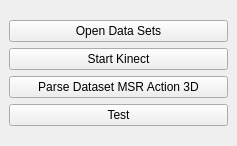
First picture: the form in KinectProject/mainwindow.ui, repository d3ce1t/PrivacyProject, before the edit.
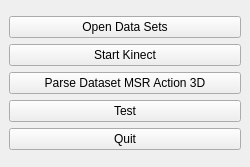
Second picture: the form after the edit. Icons and pictures are not drawn.

Commit message: Add Quit button to MainWindow

```diff
--- a/KinectProject/mainwindow.ui
+++ b/KinectProject/mainwindow.ui
@@ -6,8 +6,8 @@
    <rect>
     <x>0</x>
     <y>0</y>
-    <width>237</width>
-    <height>146</height>
+    <width>250</width>
+    <height>167</height>
    </rect>
   </property>
   <property name="minimumSize">
@@ -55,6 +55,13 @@
         </property>
        </widget>
       </item>
+      <item>
+       <widget class="QPushButton" name="btnQuit">
+        <property name="text">
+         <string>Quit</string>
+        </property>
+       </widget>
+      </item>
      </layout>
     </item>
    </layout>
```
The commit also changes 2 other files.
